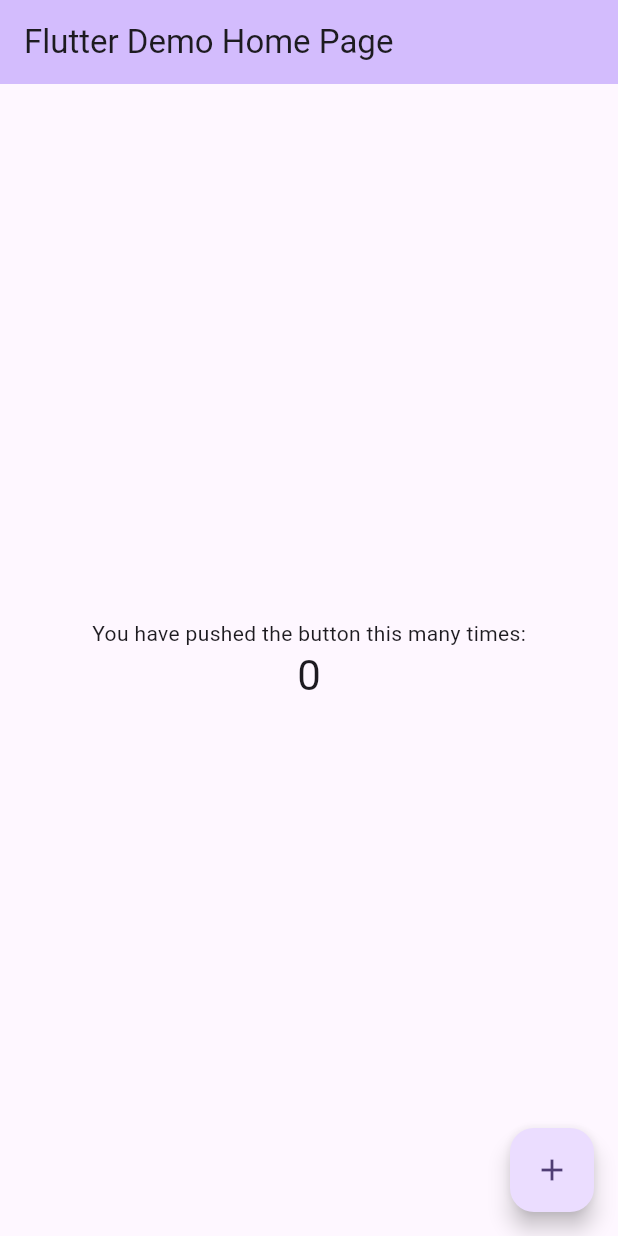
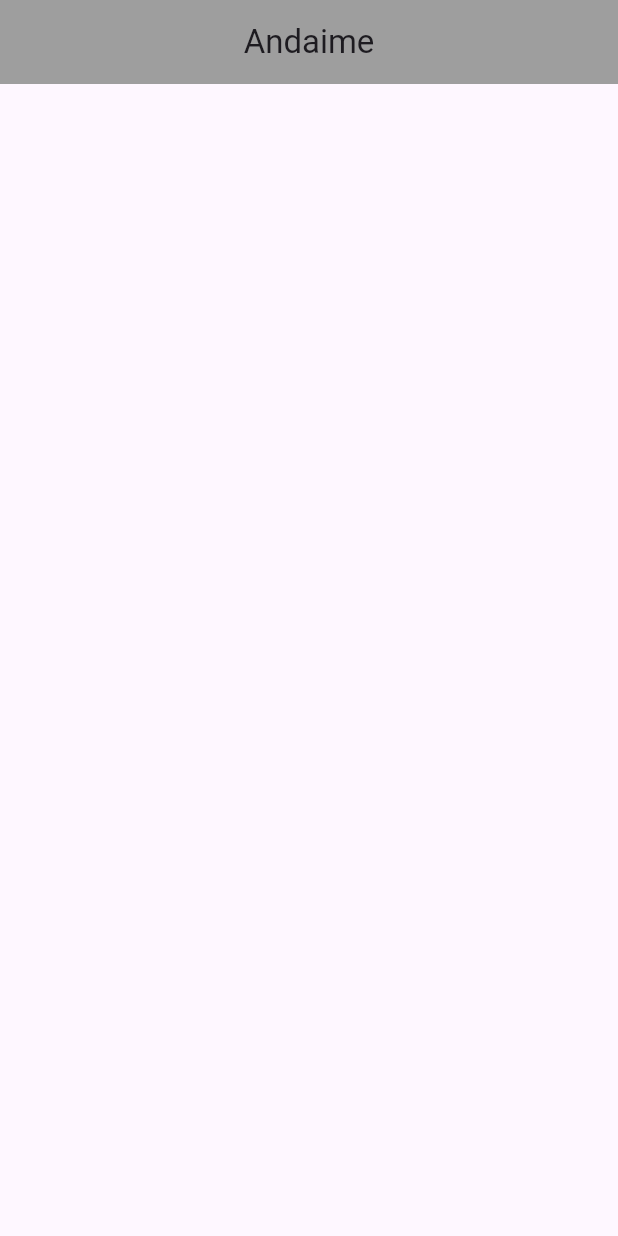
Before and after one commit to Trthomaz/sistema_de_anuncios, a Flutter app: the screen it shows after launch, on a phone screen of 412 x 824 dp. Run offline on Flutter 3.47's test engine with Material 3 defaults, Android fonts, the phone set to English and light mode, and no system bars.

Commit message:
Primeiro commit front

```diff
--- a/Front/lib/main.dart
+++ b/Front/lib/main.dart
@@ -1,125 +1,7 @@
 import 'package:flutter/material.dart';
+import 'pages/login.dart';
 
 void main() {
-  runApp(const MyApp());
+  runApp(MaterialApp(
+      title: "Andaime", debugShowCheckedModeBanner: false, home: Login()));
 }
-
-class MyApp extends StatelessWidget {
-  const MyApp({super.key});
-
-  // This widget is the root of your application.
-  @override
-  Widget build(BuildContext context) {
-    return MaterialApp(
-      title: 'Flutter Demo',
-      theme: ThemeData(
-        // This is the theme of your application.
-        //
-        // TRY THIS: Try running your application with "flutter run". You'll see
-        // the application has a purple toolbar. Then, without quitting the app,
-        // try changing the seedColor in the colorScheme below to Colors.green
-        // and then invoke "hot reload" (save your changes or press the "hot
-        // reload" button in a Flutter-supported IDE, or press "r" if you used
-        // the command line to start the app).
-        //
-        // Notice that the counter didn't reset back to zero; the application
-        // state is not lost during the reload. To reset the state, use hot
-        // restart instead.
-        //
-        // This works for code too, not just values: Most code changes can be
-        // tested with just a hot reload.
-        colorScheme: ColorScheme.fromSeed(seedColor: Colors.deepPurple),
-        useMaterial3: true,
-      ),
-      home: const MyHomePage(title: 'Flutter Demo Home Page'),
-    );
-  }
-}
-
-class MyHomePage extends StatefulWidget {
-  const MyHomePage({super.key, required this.title});
-
-  // This widget is the home page of your application. It is stateful, meaning
-  // that it has a State object (defined below) that contains fields that affect
-  // how it looks.
-
-  // This class is the configuration for the state. It holds the values (in this
-  // case the title) provided by the parent (in this case the App widget) and
-  // used by the build method of the State. Fields in a Widget subclass are
-  // always marked "final".
-
-  final String title;
-
-  @override
-  State<MyHomePage> createState() => _MyHomePageState();
-}
-
-class _MyHomePageState extends State<MyHomePage> {
-  int _counter = 0;
-
-  void _incrementCounter() {
-    setState(() {
-      // This call to setState tells the Flutter framework that something has
-      // changed in this State, which causes it to rerun the build method below
-      // so that the display can reflect the updated values. If we changed
-      // _counter without calling setState(), then the build method would not be
-      // called again, and so nothing would appear to happen.
-      _counter++;
-    });
-  }
-
-  @override
-  Widget build(BuildContext context) {
-    // This method is rerun every time setState is called, for instance as done
-    // by the _incrementCounter method above.
-    //
-    // The Flutter framework has been optimized to make rerunning build methods
-    // fast, so that you can just rebuild anything that needs updating rather
-    // than having to individually change instances of widgets.
-    return Scaffold(
-      appBar: AppBar(
-        // TRY THIS: Try changing the color here to a specific color (to
-        // Colors.amber, perhaps?) and trigger a hot reload to see the AppBar
-        // change color while the other colors stay the same.
-        backgroundColor: Theme.of(context).colorScheme.inversePrimary,
-        // Here we take the value from the MyHomePage object that was created by
-        // the App.build method, and use it to set our appbar title.
-        title: Text(widget.title),
-      ),
-      body: Center(
-        // Center is a layout widget. It takes a single child and positions it
-        // in the middle of the parent.
-        child: Column(
-          // Column is also a layout widget. It takes a list of children and
-          // arranges them vertically. By default, it sizes itself to fit its
-          // children horizontally, and tries to be as tall as its parent.
-          //
-          // Column has various properties to control how it sizes itself and
-          // how it positions its children. Here we use mainAxisAlignment to
-          // center the children vertically; the main axis here is the vertical
-          // axis because Columns are vertical (the cross axis would be
-          // horizontal).
-          //
-          // TRY THIS: Invoke "debug painting" (choose the "Toggle Debug Paint"
-          // action in the IDE, or press "p" in the console), to see the
-          // wireframe for each widget.
-          mainAxisAlignment: MainAxisAlignment.center,
-          children: <Widget>[
-            const Text(
-              'You have pushed the button this many times:',
-            ),
-            Text(
-              '$_counter',
-              style: Theme.of(context).textTheme.headlineMedium,
-            ),
-          ],
-        ),
-      ),
-      floatingActionButton: FloatingActionButton(
-        onPressed: _incrementCounter,
-        tooltip: 'Increment',
-        child: const Icon(Icons.add),
-      ), // This trailing comma makes auto-formatting nicer for build methods.
-    );
-  }
-}
--- /dev/null
+++ b/Front/lib/pages/login.dart
@@ -0,0 +1,21 @@
+import 'package:flutter/material.dart';
+
+class Login extends StatefulWidget {
+  const Login({super.key});
+
+  @override
+  State<Login> createState() => _LoginState();
+}
+
+class _LoginState extends State<Login> {
+  @override
+  Widget build(BuildContext context) {
+    return Scaffold(
+      appBar: AppBar(
+        title: Text("Andaime"),
+        centerTitle: true,
+        backgroundColor: Colors.grey,
+      ),
+    );
+  }
+}
```
